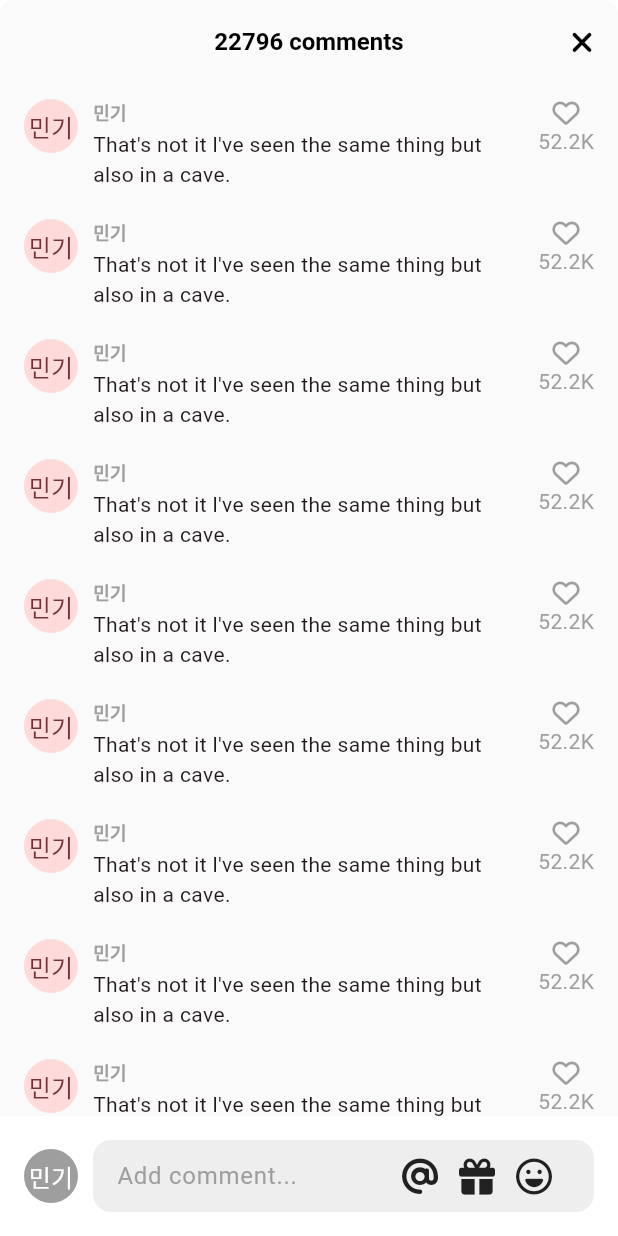
After one commit to BBangsoboro/tiktok-clone, a Flutter app: the VideoComments screen opened directly, on a phone screen of 412 x 824 dp. The commit adds this screen. Run offline on Flutter 3.47's test engine with Material 3 defaults, Android fonts, the phone set to English and light mode, and no system bars; our stand-ins replace font_awesome_flutter, video_player, visibility_detector.

Commit message:
Video Post Update

```diff
--- a/lib/features/main_navigation/main_navigation_screen.dart
+++ b/lib/features/main_navigation/main_navigation_screen.dart
@@ -50,6 +50,7 @@ class _MainNavigationScreenState extends State<MainNavigationScreen> {
   @override
   Widget build(BuildContext context) {
     return Scaffold(
+      resizeToAvoidBottomInset: false,
       backgroundColor: _selectedIndex == 0 ? Colors.black : Colors.white,
       body: Stack(
         children: [
--- /dev/null
+++ b/lib/features/videos/widgets/video_comments.dart
@@ -0,0 +1,227 @@
+import 'package:flutter/cupertino.dart';
+import 'package:flutter/material.dart';
+import 'package:flutter/widgets.dart';
+import 'package:tictok_clone/constants/gaps.dart';
+import 'package:tictok_clone/constants/sizes.dart';
+import 'package:font_awesome_flutter/font_awesome_flutter.dart';
+
+class VideoComments extends StatefulWidget {
+  const VideoComments({super.key});
+
+  @override
+  State<VideoComments> createState() => _VideoCommentsState();
+}
+
+class _VideoCommentsState extends State<VideoComments> {
+  bool _isWriteFlag = false;
+
+  final ScrollController _scrollController = ScrollController();
+
+  void _onClosePressed() {
+    Navigator.of(context).pop();
+  }
+
+  void _stopWriting() {
+    FocusScope.of(context).unfocus();
+
+    setState(() {
+      _isWriteFlag = false;
+    });
+  }
+
+  void _onStartWriting() {
+    setState(() {
+      _isWriteFlag = true;
+    });
+  }
+
+  @override
+  Widget build(BuildContext context) {
+    final size = MediaQuery.of(context).size;
+    return Container(
+      height: size.height * 0.8,
+      clipBehavior: Clip.hardEdge,
+      decoration: BoxDecoration(
+        borderRadius: BorderRadius.circular(Sizes.size10),
+      ),
+      child: Scaffold(
+        backgroundColor: Colors.grey.shade50,
+        appBar: AppBar(
+          backgroundColor: Colors.grey.shade50,
+          automaticallyImplyLeading: false,
+          centerTitle: true,
+          title: const Text(
+            "22796 comments",
+            style: TextStyle(
+              fontSize: Sizes.size16,
+            ),
+            textAlign: TextAlign.center,
+          ),
+          actions: [
+            IconButton(
+              onPressed: _onClosePressed,
+              icon: const FaIcon(
+                FontAwesomeIcons.xmark,
+                size: Sizes.size20,
+              ),
+            )
+          ],
+        ),
+        body: GestureDetector(
+          onTap: _stopWriting,
+          child: Stack(
+            children: [
+              Scrollbar(
+                controller: _scrollController,
+                child: ListView.separated(
+                  controller: _scrollController,
+                  padding: const EdgeInsets.only(
+                    top: Sizes.size10,
+                    bottom: Sizes.size96 + Sizes.size20,
+                    left: Sizes.size16,
+                    right: Sizes.size16,
+                  ),
+                  separatorBuilder: (context, index) => Gaps.v20,
+                  itemCount: 10,
+                  itemBuilder: (context, index) => Row(
+                    crossAxisAlignment: CrossAxisAlignment.start,
+                    children: [
+                      const CircleAvatar(
+                        radius: 18,
+                        child: Text("민기"),
+                      ),
+                      Gaps.h10,
+                      Expanded(
+                        child: Column(
+                          crossAxisAlignment: CrossAxisAlignment.start,
+                          children: [
+                            Text(
+                              "민기",
+                              style: TextStyle(
+                                fontWeight: FontWeight.bold,
+                                fontSize: Sizes.size12,
+                                color: Colors.grey.shade500,
+                              ),
+                            ),
+                            Gaps.v3,
+                            const Text(
+                                "That's not it l've seen the same thing but also in a cave."),
+                          ],
+                        ),
+                      ),
+                      Gaps.h10,
+                      Column(
+                        children: [
+                          FaIcon(
+                            FontAwesomeIcons.heart,
+                            size: Sizes.size18,
+                            color: Colors.grey.shade500,
+                          ),
+                          Text(
+                            '52.2K',
+                            style: TextStyle(
+                              fontSize: Sizes.size14,
+                              color: Colors.grey.shade500,
+                            ),
+                          ),
+                        ],
+                      ),
+                    ],
+                  ),
+                ),
+              ),
+              Positioned(
+                bottom: 0,
+                width: size.width,
+                child: BottomAppBar(
+                  padding: const EdgeInsets.symmetric(
+                    horizontal: Sizes.size16,
+                    vertical: Sizes.size10,
+                  ),
+                  surfaceTintColor: Colors.white,
+                  color: Colors.white,
+                  child: Row(
+                    children: [
+                      CircleAvatar(
+                        radius: 18,
+                        backgroundColor: Colors.grey.shade500,
+                        foregroundColor: Colors.white,
+                        child: const Text('민기'),
+                      ),
+                      Gaps.h10,
+                      Expanded(
+                        child: SizedBox(
+                          height: Sizes.size48,
+                          child: TextField(
+                            onTap: _onStartWriting,
+                            minLines: null,
+                            maxLines: null,
+                            expands: true,
+                            textInputAction: TextInputAction.newline,
+                            cursorColor: Theme.of(context).colorScheme.primary,
+                            decoration: InputDecoration(
+                              hintText: "Add comment...",
+                              hintStyle: TextStyle(
+                                color: Colors.grey.shade500,
+                              ),
+                              contentPadding: const EdgeInsets.symmetric(
+                                horizontal: Sizes.size12,
+                                vertical: Sizes.size12,
+                              ),
+                              border: OutlineInputBorder(
+                                borderSide: BorderSide.none,
+                                borderRadius:
+                                    BorderRadius.circular(Sizes.size12),
+                              ),
+                              filled: true,
+                              fillColor: Colors.grey.shade200,
+                              suffixIcon: Padding(
+                                padding:
+                                    const EdgeInsets.only(right: Sizes.size14),
+                                child: Row(
+                                  mainAxisSize: MainAxisSize.min,
+                                  children: [
+                                    Gaps.h14,
+                                    FaIcon(
+                                      FontAwesomeIcons.at,
+                                      color: Colors.grey.shade900,
+                                    ),
+                                    Gaps.h14,
+                                    FaIcon(
+                                      FontAwesomeIcons.gift,
+                                      color: Colors.grey.shade900,
+                                    ),
+                                    Gaps.h14,
+                                    FaIcon(
+                                      FontAwesomeIcons.faceLaugh,
+                                      color: Colors.grey.shade900,
+                                    ),
+                                    Gaps.h14,
+                                    if (_isWriteFlag)
+                                      GestureDetector(
+                                        onTap: _stopWriting,
+                                        child: FaIcon(
+                                          FontAwesomeIcons.circleArrowUp,
+                                          color: Theme.of(context)
+                                              .colorScheme
+                                              .primary,
+                                        ),
+                                      ),
+                                  ],
+                                ),
+                              ),
+                            ),
+                          ),
+                        ),
+                      )
+                    ],
+                  ),
+                ),
+              )
+            ],
+          ),
+        ),
+      ),
+    );
+  }
+}
```
Also changed, not shown: lib/features/videos/widgets/video_post.dart (+81 -15 lines).
